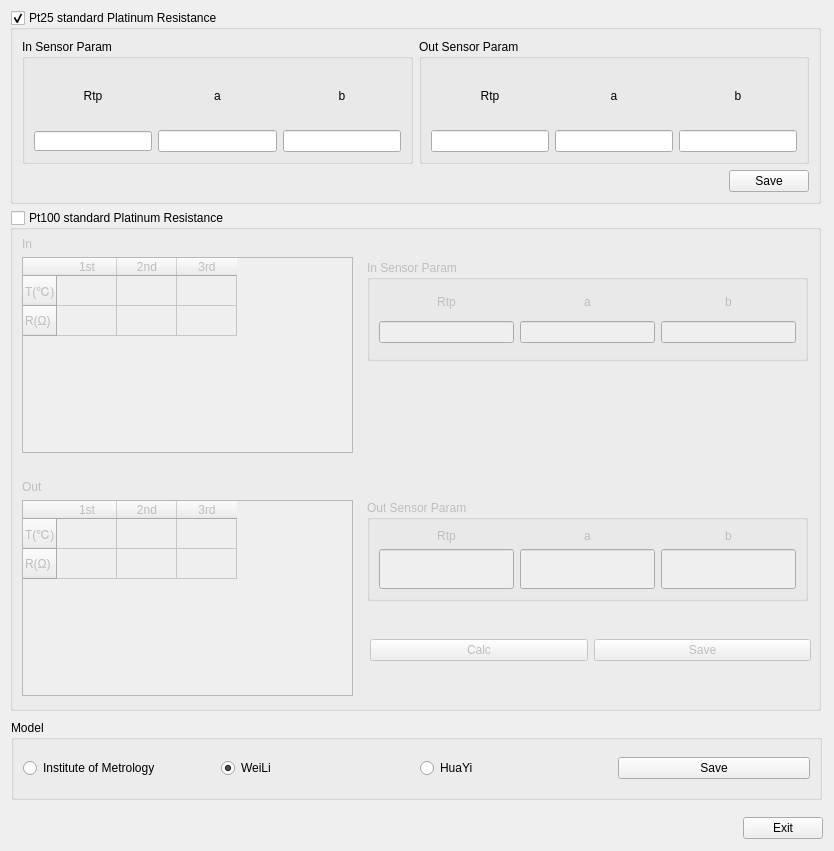
Qt form source/systemset/systemsetdlg/ui/stdplasensor.ui (flimmy78/qtverify) before a commit.
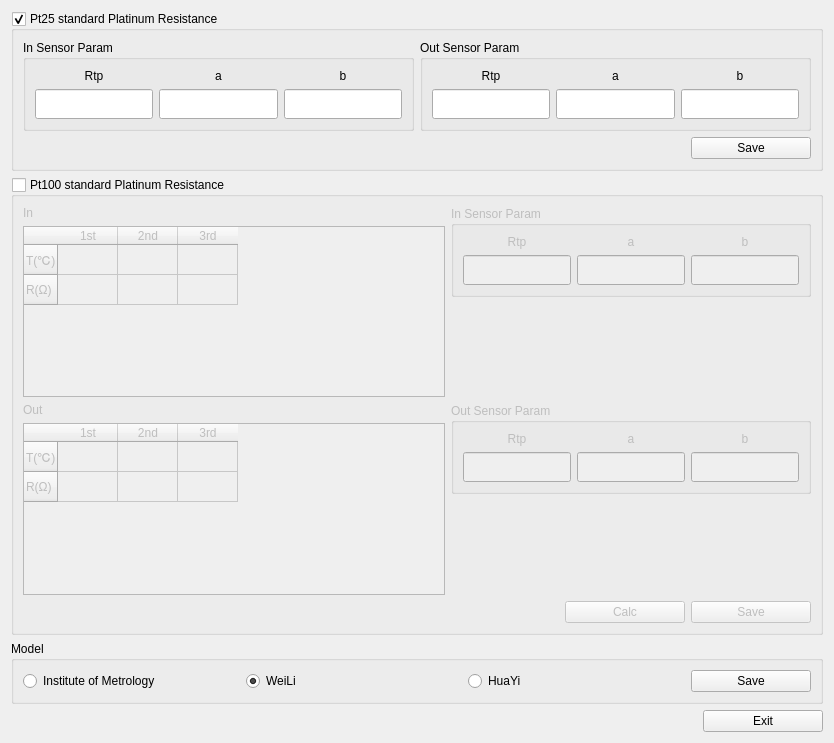
The same form after that commit. Icons and pictures are not drawn.

Commit message: 标准铂电阻参数设置界面优化

What changed in the file:
```diff
--- a/source/systemset/systemsetdlg/ui/stdplasensor.ui
+++ b/source/systemset/systemsetdlg/ui/stdplasensor.ui
@@ -10,7 +10,7 @@
     <x>0</x>
     <y>0</y>
     <width>834</width>
-    <height>851</height>
+    <height>743</height>
    </rect>
   </property>
   <property name="minimumSize">
@@ -21,8 +21,8 @@
   </property>
   <property name="maximumSize">
    <size>
-    <width>834</width>
-    <height>900</height>
+    <width>1280</width>
+    <height>800</height>
    </size>
   </property>
   <property name="windowTitle">
@@ -32,15 +32,9 @@
    <iconset resource="../systemsetdlg.qrc">
     <normaloff>:/systemsetdlg/images/stdptparaset.png</normaloff>:/systemsetdlg/images/stdptparaset.png</iconset>
   </property>
+  <layout class="QGridLayout" name="gridLayout_12">
+   <item row="0" column="0">
   <widget class="QGroupBox" name="gBox_pt25">
-   <property name="geometry">
-    <rect>
-     <x>10</x>
-     <y>10</y>
-     <width>811</width>
-     <height>194</height>
-    </rect>
-   </property>
    <property name="title">
     <string>Pt25 standard Platinum Resistance</string>
    </property>
@@ -85,22 +79,48 @@
            <property name="minimumSize">
             <size>
              <width>71</width>
-             <height>20</height>
+               <height>30</height>
             </size>
            </property>
            <property name="maximumSize">
             <size>
              <width>9999</width>
-             <height>20</height>
+               <height>30</height>
             </size>
            </property>
           </widget>
          </item>
          <item row="1" column="1">
-          <widget class="QLineEdit" name="lineEdit_pt25_in_a"/>
+            <widget class="QLineEdit" name="lineEdit_pt25_in_a">
+             <property name="minimumSize">
+              <size>
+               <width>0</width>
+               <height>30</height>
+              </size>
+             </property>
+             <property name="maximumSize">
+              <size>
+               <width>16777215</width>
+               <height>30</height>
+              </size>
+             </property>
+            </widget>
          </item>
          <item row="1" column="2">
-          <widget class="QLineEdit" name="lineEdit_pt25_in_b"/>
+            <widget class="QLineEdit" name="lineEdit_pt25_in_b">
+             <property name="minimumSize">
+              <size>
+               <width>0</width>
+               <height>30</height>
+              </size>
+             </property>
+             <property name="maximumSize">
+              <size>
+               <width>16777215</width>
+               <height>30</height>
+              </size>
+             </property>
+            </widget>
          </item>
         </layout>
        </widget>
@@ -126,13 +146,52 @@
           </widget>
          </item>
          <item row="1" column="0">
-          <widget class="QLineEdit" name="lineEdit_pt25_out_rtp"/>
+            <widget class="QLineEdit" name="lineEdit_pt25_out_rtp">
+             <property name="minimumSize">
+              <size>
+               <width>0</width>
+               <height>30</height>
+              </size>
+             </property>
+             <property name="maximumSize">
+              <size>
+               <width>16777215</width>
+               <height>30</height>
+              </size>
+             </property>
+            </widget>
          </item>
          <item row="1" column="1">
-          <widget class="QLineEdit" name="lineEdit_pt25_out_a"/>
+            <widget class="QLineEdit" name="lineEdit_pt25_out_a">
+             <property name="minimumSize">
+              <size>
+               <width>0</width>
+               <height>30</height>
+              </size>
+             </property>
+             <property name="maximumSize">
+              <size>
+               <width>16777215</width>
+               <height>30</height>
+              </size>
+             </property>
+            </widget>
          </item>
          <item row="1" column="2">
-          <widget class="QLineEdit" name="lineEdit_pt25_out_b"/>
+            <widget class="QLineEdit" name="lineEdit_pt25_out_b">
+             <property name="minimumSize">
+              <size>
+               <width>0</width>
+               <height>30</height>
+              </size>
+             </property>
+             <property name="maximumSize">
+              <size>
+               <width>16777215</width>
+               <height>30</height>
+              </size>
+             </property>
+            </widget>
          </item>
          <item row="0" column="1">
           <widget class="QLabel" name="label_5">
@@ -171,13 +230,13 @@
         </property>
         <property name="minimumSize">
          <size>
-          <width>80</width>
+            <width>120</width>
           <height>0</height>
          </size>
         </property>
         <property name="maximumSize">
          <size>
-          <width>80</width>
+            <width>150</width>
           <height>16777215</height>
          </size>
         </property>
@@ -190,15 +249,9 @@
     </item>
    </layout>
   </widget>
+   </item>
+   <item row="1" column="0">
   <widget class="QGroupBox" name="gBox_pt100">
-   <property name="geometry">
-    <rect>
-     <x>10</x>
-     <y>210</y>
-     <width>811</width>
-     <height>501</height>
-    </rect>
-   </property>
    <property name="title">
     <string>Pt100 standard Platinum Resistance</string>
    </property>
@@ -208,15 +261,66 @@
    <property name="checked">
     <bool>false</bool>
    </property>
+     <layout class="QGridLayout" name="gridLayout_11">
+      <item row="0" column="0" colspan="2">
+       <layout class="QGridLayout" name="gridLayout_9">
+        <item row="0" column="0" rowspan="2">
+         <layout class="QGridLayout" name="gridLayout_7">
+          <item row="0" column="0">
+           <widget class="QLabel" name="label_13">
+            <property name="text">
+             <string>In</string>
+            </property>
+           </widget>
+          </item>
+          <item row="1" column="0">
+           <widget class="QTableWidget" name="tbl_pt100_in">
+            <property name="enabled">
+             <bool>false</bool>
+            </property>
+            <property name="minimumSize">
+             <size>
+              <width>300</width>
+              <height>0</height>
+             </size>
+            </property>
+            <attribute name="horizontalHeaderDefaultSectionSize">
+             <number>60</number>
+            </attribute>
+            <attribute name="horizontalHeaderMinimumSectionSize">
+             <number>10</number>
+            </attribute>
+            <row>
+             <property name="text">
+              <string>T(℃)</string>
+             </property>
+            </row>
+            <row>
+             <property name="text">
+              <string>R(Ω)</string>
+             </property>
+            </row>
+            <column>
+             <property name="text">
+              <string>1st</string>
+             </property>
+            </column>
+            <column>
+             <property name="text">
+              <string>2nd</string>
+             </property>
+            </column>
+            <column>
+             <property name="text">
+              <string>3rd</string>
+             </property>
+            </column>
+           </widget>
+          </item>
+         </layout>
+        </item>
+        <item row="0" column="1">
    <widget class="QGroupBox" name="groupBox_6">
-    <property name="geometry">
-     <rect>
-      <x>357</x>
-      <y>50</y>
-      <width>441</width>
-      <height>101</height>
-     </rect>
-    </property>
     <property name="title">
      <string>In Sensor Param</string>
     </property>
@@ -266,44 +370,128 @@
      <item row="1" column="0">
       <widget class="QLineEdit" name="lineEdit_pt100_in_rtp">
        <property name="sizePolicy">
-        <sizepolicy hsizetype="Preferred" vsizetype="Fixed">
+              <sizepolicy hsizetype="Preferred" vsizetype="Preferred">
          <horstretch>0</horstretch>
          <verstretch>0</verstretch>
         </sizepolicy>
        </property>
+             <property name="minimumSize">
+              <size>
+               <width>0</width>
+               <height>30</height>
+              </size>
+             </property>
       </widget>
      </item>
      <item row="1" column="1">
       <widget class="QLineEdit" name="lineEdit_pt100_in_a">
        <property name="sizePolicy">
-        <sizepolicy hsizetype="Preferred" vsizetype="Fixed">
+              <sizepolicy hsizetype="Preferred" vsizetype="Preferred">
          <horstretch>0</horstretch>
          <verstretch>0</verstretch>
         </sizepolicy>
        </property>
+             <property name="maximumSize">
+              <size>
+               <width>16777215</width>
+               <height>30</height>
+              </size>
+             </property>
       </widget>
      </item>
      <item row="1" column="2">
       <widget class="QLineEdit" name="lineEdit_pt100_in_b">
        <property name="sizePolicy">
-        <sizepolicy hsizetype="Preferred" vsizetype="Fixed">
+              <sizepolicy hsizetype="Preferred" vsizetype="Preferred">
          <horstretch>0</horstretch>
          <verstretch>0</verstretch>
         </sizepolicy>
        </property>
+             <property name="maximumSize">
+              <size>
+               <width>16777215</width>
+               <height>30</height>
+              </size>
+             </property>
       </widget>
      </item>
     </layout>
    </widget>
+        </item>
+        <item row="1" column="1">
+         <spacer name="verticalSpacer">
+          <property name="orientation">
+           <enum>Qt::Vertical</enum>
+          </property>
+          <property name="sizeHint" stdset="0">
+           <size>
+            <width>20</width>
+            <height>18</height>
+           </size>
+          </property>
+         </spacer>
+        </item>
+       </layout>
+      </item>
+      <item row="1" column="0" colspan="2">
+       <layout class="QGridLayout" name="gridLayout_10">
+        <item row="0" column="0" rowspan="2">
+         <layout class="QGridLayout" name="gridLayout_8">
+          <item row="1" column="0">
+           <widget class="QTableWidget" name="tbl_pt100_out">
+            <property name="enabled">
+             <bool>false</bool>
+            </property>
+            <property name="minimumSize">
+             <size>
+              <width>300</width>
+              <height>0</height>
+             </size>
+            </property>
+            <attribute name="horizontalHeaderDefaultSectionSize">
+             <number>60</number>
+            </attribute>
+            <attribute name="horizontalHeaderMinimumSectionSize">
+             <number>10</number>
+            </attribute>
+            <row>
+             <property name="text">
+              <string>T(℃)</string>
+             </property>
+            </row>
+            <row>
+             <property name="text">
+              <string>R(Ω)</string>
+             </property>
+            </row>
+            <column>
+             <property name="text">
+              <string>1st</string>
+             </property>
+            </column>
+            <column>
+             <property name="text">
+              <string>2nd</string>
+             </property>
+            </column>
+            <column>
+             <property name="text">
+              <string>3rd</string>
+             </property>
+            </column>
+           </widget>
+          </item>
+          <item row="0" column="0">
+           <widget class="QLabel" name="label_14">
+            <property name="text">
+             <string>Out</string>
+            </property>
+           </widget>
+          </item>
+         </layout>
+        </item>
+        <item row="0" column="1">
    <widget class="QGroupBox" name="groupBox_7">
-    <property name="geometry">
-     <rect>
-      <x>357</x>
-      <y>290</y>
-      <width>441</width>
-      <height>101</height>
-     </rect>
-    </property>
     <property name="title">
      <string>Out Sensor Param</string>
     </property>
@@ -350,104 +538,104 @@
      <item row="1" column="0">
       <widget class="QLineEdit" name="lineEdit_pt100_out_rtp">
        <property name="sizePolicy">
-        <sizepolicy hsizetype="Expanding" vsizetype="Preferred">
+              <sizepolicy hsizetype="Preferred" vsizetype="Preferred">
          <horstretch>0</horstretch>
          <verstretch>0</verstretch>
         </sizepolicy>
        </property>
+             <property name="minimumSize">
+              <size>
+               <width>0</width>
+               <height>30</height>
+              </size>
+             </property>
       </widget>
      </item>
      <item row="1" column="1">
       <widget class="QLineEdit" name="lineEdit_pt100_out_a">
        <property name="sizePolicy">
-        <sizepolicy hsizetype="Expanding" vsizetype="Preferred">
+              <sizepolicy hsizetype="Preferred" vsizetype="Preferred">
          <horstretch>0</horstretch>
          <verstretch>0</verstretch>
         </sizepolicy>
        </property>
+             <property name="maximumSize">
+              <size>
+               <width>16777215</width>
+               <height>30</height>
+              </size>
+             </property>
       </widget>
      </item>
      <item row="1" column="2">
       <widget class="QLineEdit" name="lineEdit_pt100_out_b">
        <property name="sizePolicy">
-        <sizepolicy hsizetype="Expanding" vsizetype="Preferred">
+              <sizepolicy hsizetype="Preferred" vsizetype="Preferred">
          <horstretch>0</horstretch>
          <verstretch>0</verstretch>
         </sizepolicy>
        </property>
+             <property name="maximumSize">
+              <size>
+               <width>16777215</width>
+               <height>30</height>
+              </size>
+             </property>
       </widget>
      </item>
     </layout>
    </widget>
-   <widget class="QWidget" name="layoutWidget">
-    <property name="geometry">
-     <rect>
-      <x>12</x>
-      <y>270</y>
-      <width>331</width>
-      <height>216</height>
-     </rect>
-    </property>
-    <layout class="QGridLayout" name="gridLayout_8">
-     <item row="1" column="0">
-      <widget class="QTableWidget" name="tbl_pt100_out">
-       <property name="enabled">
-        <bool>false</bool>
-       </property>
-       <attribute name="horizontalHeaderDefaultSectionSize">
-        <number>60</number>
-       </attribute>
-       <attribute name="horizontalHeaderMinimumSectionSize">
-        <number>10</number>
-       </attribute>
-       <row>
-        <property name="text">
-         <string>T(℃)</string>
-        </property>
-       </row>
-       <row>
-        <property name="text">
-         <string>R(Ω)</string>
-        </property>
-       </row>
-       <column>
-        <property name="text">
-         <string>1st</string>
-        </property>
-       </column>
-       <column>
-        <property name="text">
-         <string>2nd</string>
-        </property>
-       </column>
-       <column>
-        <property name="text">
-         <string>3rd</string>
-        </property>
-       </column>
-      </widget>
-     </item>
-     <item row="0" column="0">
-      <widget class="QLabel" name="label_14">
-       <property name="text">
-        <string>Out</string>
-       </property>
-      </widget>
-     </item>
-    </layout>
-   </widget>
-   <widget class="QWidget" name="layoutWidget">
-    <property name="geometry">
-     <rect>
-      <x>360</x>
-      <y>425</y>
-      <width>441</width>
-      <height>31</height>
-     </rect>
-    </property>
+        </item>
+        <item row="1" column="1">
+         <spacer name="verticalSpacer_2">
+          <property name="orientation">
+           <enum>Qt::Vertical</enum>
+          </property>
+          <property name="sizeHint" stdset="0">
+           <size>
+            <width>20</width>
+            <height>18</height>
+           </size>
+          </property>
+         </spacer>
+        </item>
+       </layout>
+      </item>
+      <item row="2" column="0">
+       <spacer name="horizontalSpacer_3">
+        <property name="orientation">
+         <enum>Qt::Horizontal</enum>
+        </property>
+        <property name="sizeHint" stdset="0">
+         <size>
+          <width>529</width>
+          <height>20</height>
+         </size>
+        </property>
+       </spacer>
+      </item>
+      <item row="2" column="1">
     <layout class="QGridLayout" name="gridLayout_6">
      <item row="0" column="0">
       <widget class="QPushButton" name="btn_pt100_calc">
+          <property name="sizePolicy">
+           <sizepolicy hsizetype="Preferred" vsizetype="Fixed">
+            <horstretch>0</horstretch>
+            <verstretch>0</verstretch>
+           </sizepolicy>
+          </property>
+          <property name="minimumSize">
+           <size>
+            <width>120</width>
+            <height>0</height>
+           </size>
+          </property>
+          <property name="maximumSize">
+           <size>
+            <width>150</width>
+            <height>16777215</height>
+           </size>
+          </property>
        <property name="text">
         <string>Calc</string>
        </property>
@@ -455,98 +643,69 @@
      </item>
      <item row="0" column="1">
       <widget class="QPushButton" name="btn_pt100_save">
+          <property name="sizePolicy">
+           <sizepolicy hsizetype="Preferred" vsizetype="Fixed">
+            <horstretch>0</horstretch>
+            <verstretch>0</verstretch>
+           </sizepolicy>
+          </property>
+          <property name="minimumSize">
+           <size>
+            <width>120</width>
+            <height>0</height>
+           </size>
+          </property>
+          <property name="maximumSize">
+           <size>
+            <width>150</width>
+            <height>16777215</height>
+           </size>
+          </property>
        <property name="text">
         <string>Save</string>
        </property>
       </widget>
      </item>
     </layout>
-   </widget>
-   <widget class="QWidget" name="layoutWidget">
-    <property name="geometry">
-     <rect>
-      <x>12</x>
-      <y>27</y>
-      <width>331</width>
-      <height>216</height>
-     </rect>
-    </property>
-    <layout class="QGridLayout" name="gridLayout_9">
-     <item row="0" column="0">
-      <widget class="QLabel" name="label_13">
-       <property name="text">
-        <string>In</string>
-       </property>
-      </widget>
-     </item>
-     <item row="1" column="0">
-      <widget class="QTableWidget" name="tbl_pt100_in">
-       <property name="enabled">
-        <bool>false</bool>
-       </property>
-       <attribute name="horizontalHeaderDefaultSectionSize">
-        <number>60</number>
-       </attribute>
-       <attribute name="horizontalHeaderMinimumSectionSize">
-        <number>10</number>
-       </attribute>
-       <row>
-        <property name="text">
-         <string>T(℃)</string>
-        </property>
-       </row>
-       <row>
-        <property name="text">
-         <string>R(Ω)</string>
-        </property>
-       </row>
-       <column>
-        <property name="text">
-         <string>1st</string>
-        </property>
-       </column>
-       <column>
-        <property name="text">
-         <string>2nd</string>
-        </property>
-       </column>
-       <column>
-        <property name="text">
-         <string>3rd</string>
-        </property>
-       </column>
-      </widget>
-     </item>
-    </layout>
-   </widget>
+      </item>
+     </layout>
    <zorder>layoutWidget</zorder>
    <zorder>layoutWidget</zorder>
    <zorder>groupBox_6</zorder>
    <zorder>groupBox_7</zorder>
    <zorder>layoutWidget</zorder>
-  </widget>
+     <zorder>verticalSpacer</zorder>
+     <zorder>verticalSpacer_2</zorder>
+     <zorder>horizontalSpacer_3</zorder>
+    </widget>
+   </item>
+   <item row="2" column="0">
   <widget class="QGroupBox" name="gBox_model">
-   <property name="geometry">
-    <rect>
-     <x>11</x>
-     <y>720</y>
-     <width>811</width>
-     <height>80</height>
-    </rect>
-   </property>
    <property name="title">
     <string>Model</string>
    </property>
-   <layout class="QHBoxLayout" name="horizontalLayout_3">
-    <item>
+     <layout class="QGridLayout" name="gridLayout_3">
+      <item row="0" column="0">
      <widget class="QRadioButton" name="rbtn_inst">
+        <property name="sizePolicy">
+         <sizepolicy hsizetype="Expanding" vsizetype="Fixed">
+          <horstretch>0</horstretch>
+          <verstretch>0</verstretch>
+         </sizepolicy>
+        </property>
       <property name="text">
        <string>Institute of Metrology</string>
       </property>
      </widget>
     </item>
-    <item>
+      <item row="0" column="1">
      <widget class="QRadioButton" name="rbtn_weili">
+        <property name="sizePolicy">
+         <sizepolicy hsizetype="Expanding" vsizetype="Fixed">
+          <horstretch>0</horstretch>
+          <verstretch>0</verstretch>
+         </sizepolicy>
+        </property>
       <property name="text">
        <string>WeiLi</string>
       </property>
@@ -558,15 +717,39 @@
       </property>
      </widget>
     </item>
-    <item>
+      <item row="0" column="2">
      <widget class="QRadioButton" name="rbtn_huayi">
+        <property name="sizePolicy">
+         <sizepolicy hsizetype="Expanding" vsizetype="Fixed">
+          <horstretch>0</horstretch>
+          <verstretch>0</verstretch>
+         </sizepolicy>
+        </property>
       <property name="text">
        <string>HuaYi</string>
       </property>
      </widget>
     </item>
-    <item>
+      <item row="0" column="3">
      <widget class="QPushButton" name="btn_model_save">
+        <property name="sizePolicy">
+         <sizepolicy hsizetype="Preferred" vsizetype="Fixed">
+          <horstretch>0</horstretch>
+          <verstretch>0</verstretch>
+         </sizepolicy>
+        </property>
+        <property name="minimumSize">
+         <size>
+          <width>120</width>
+          <height>0</height>
+         </size>
+        </property>
+        <property name="maximumSize">
+         <size>
+          <width>150</width>
+          <height>16777215</height>
+         </size>
+        </property>
       <property name="text">
        <string>Save</string>
       </property>
@@ -574,15 +757,8 @@
     </item>
    </layout>
   </widget>
-  <widget class="QWidget" name="layoutWidget">
-   <property name="geometry">
-    <rect>
-     <x>12</x>
-     <y>810</y>
-     <width>811</width>
-     <height>36</height>
-    </rect>
-   </property>
+   </item>
+   <item row="3" column="0">
    <layout class="QHBoxLayout" name="horizontalLayout_4">
     <item>
      <spacer name="horizontalSpacer_2">
@@ -605,13 +781,31 @@
         <verstretch>0</verstretch>
        </sizepolicy>
       </property>
+       <property name="minimumSize">
+        <size>
+         <width>120</width>
+         <height>0</height>
+        </size>
+       </property>
+       <property name="maximumSize">
+        <size>
+         <width>150</width>
+         <height>16777215</height>
+        </size>
+       </property>
       <property name="text">
        <string>Exit</string>
       </property>
      </widget>
     </item>
    </layout>
-  </widget>
+   </item>
+  </layout>
+  <zorder>gBox_pt25</zorder>
+  <zorder>gBox_pt100</zorder>
+  <zorder>gBox_model</zorder>
+  <zorder>layoutWidget</zorder>
+  <zorder>horizontalSpacer_2</zorder>
  </widget>
  <resources>
   <include location="../systemsetdlg.qrc"/>
```
Lines whose indentation alone changed are shown as unchanged. The commit also changes 2 other files.
